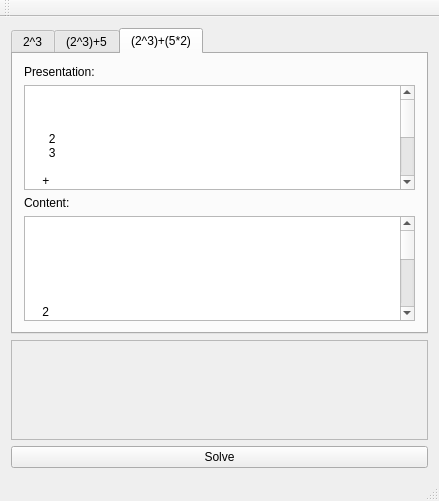
Above: src/ui/mainwindow.ui from slopjong/Complexolver before the change. Below: the same form after it.
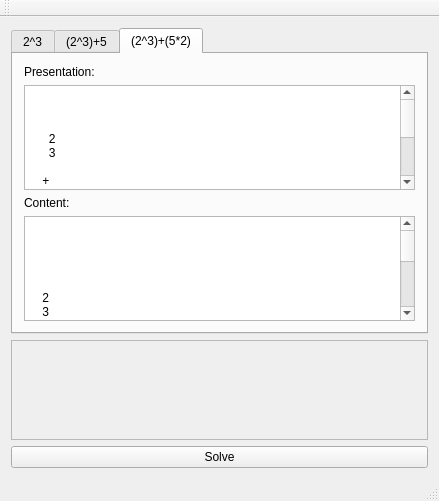
That is the form after the change. The open tabs and pages were chosen to show the change.

Commit message: Integrated the MathSolver with the user interface and fixed a missing return value.

The edit to the form file:
```diff
--- a/src/ui/mainwindow.ui
+++ b/src/ui/mainwindow.ui
@@ -163,19 +163,18 @@
          <widget class="QPlainTextEdit" name="mlcontent_3">
           <property name="plainText">
            <string>&lt;math xmlns=&quot;http://www.w3.org/1998/Math/MathML&quot;&gt;
-&lt;math&gt;
 &lt;apply&gt;
   &lt;plus/&gt;
   &lt;apply&gt;
     &lt;power/&gt;
     &lt;cn&gt;2&lt;/cn&gt;
     &lt;cn&gt;3&lt;/cn&gt;
-  &lt;apply&gt;
+  &lt;/apply&gt;
   &lt;apply&gt;
     &lt;times/&gt;
     &lt;cn&gt;5&lt;/cn&gt;
     &lt;cn&gt;2&lt;/cn&gt;
-  &lt;apply&gt;
+  &lt;/apply&gt;
 &lt;/apply&gt;
 &lt;/math&gt;</string>
           </property>
```
Left out of the diff: 4 changed lines with no effect on the pictures. The commit also changes 3 other files.
